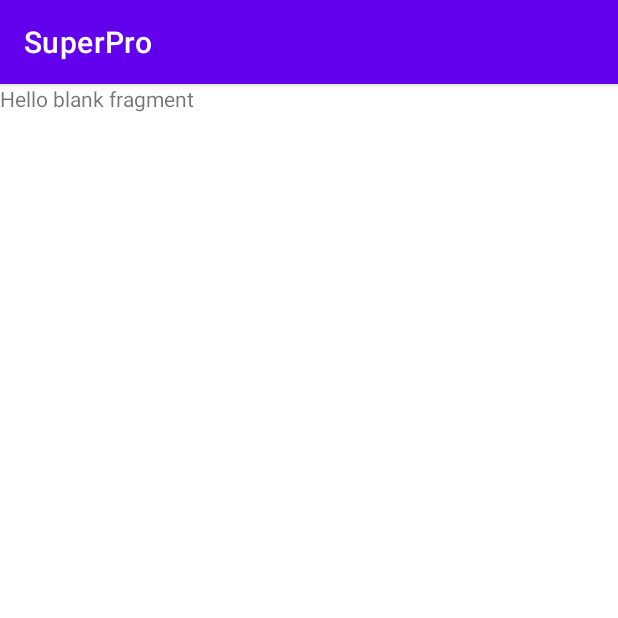
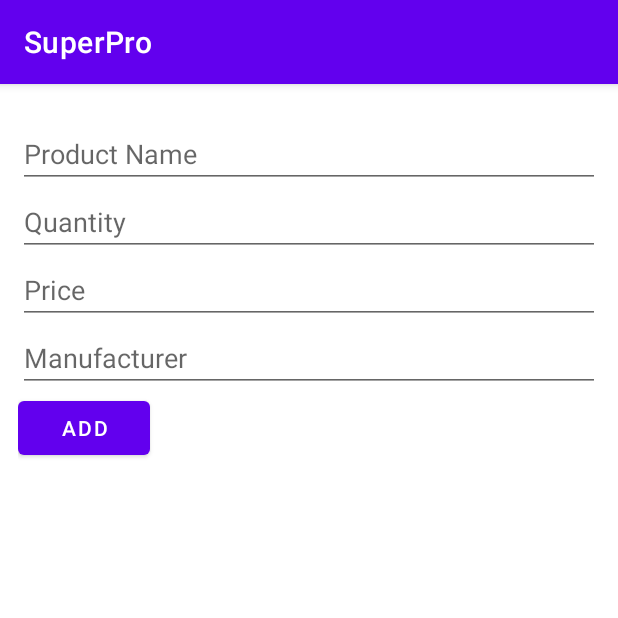
Before and after one commit to ernestkoko/SuperPro, an Android app: the NewProductFragment screen opened through its navigation route, on a phone screen of 412 x 824 dp, the top half of it. Run offline under Robolectric (Android 15) with nearby library versions, the phone set to English and light mode, and no system bars; our stand-ins replace Room's generated code, data binding, navigation-ui.

Commit message:
Added onClickListener call back

```diff
--- a/app/src/main/java/com/ernestkoko/superpro/MainActivity.kt
+++ b/app/src/main/java/com/ernestkoko/superpro/MainActivity.kt
@@ -3,14 +3,22 @@ package com.ernestkoko.superpro
 
 import android.os.Bundle
 import androidx.appcompat.app.AppCompatActivity
+import androidx.navigation.findNavController
+import androidx.navigation.ui.AppBarConfiguration
+import androidx.navigation.ui.setupActionBarWithNavController
 
 
 class MainActivity : AppCompatActivity() {
+    private lateinit var appBarConfiguration: AppBarConfiguration
 
     override fun onCreate(savedInstanceState: Bundle?) {
         super.onCreate(savedInstanceState)
+         setContentView(R.layout.activity_main)
+//        val navController = findNavController(R.id.nav_host_fragment)
+//        appBarConfiguration = AppBarConfiguration(navController.graph)
+//        setupActionBarWithNavController(navController,appBarConfiguration)
 
-         setContentView(R.layout.activity_main)
+       // val appBarConfiguration= AppBarConfiguration(setOf(R.id.navigation),R.id.main_drawer_layout)
 
     }
 }
--- a/app/src/main/java/com/ernestkoko/superpro/adapter/ProductListAdapter.kt
+++ b/app/src/main/java/com/ernestkoko/superpro/adapter/ProductListAdapter.kt
@@ -2,52 +2,36 @@ package com.ernestkoko.superpro.adapter
 
 import android.view.LayoutInflater
 import android.view.ViewGroup
-import android.widget.ImageView
+import androidx.recyclerview.widget.DiffUtil
 
 import androidx.recyclerview.widget.ListAdapter
 import androidx.recyclerview.widget.RecyclerView
-import com.ernestkoko.superpro.R
 import com.ernestkoko.superpro.data.Product
 import com.ernestkoko.superpro.databinding.ProductRecyclerItemBinding
-import com.ernestkoko.superpro.screens.products.ProductsDiffCallback
+
 // ListAdapter takes care of the list.
 //It figures out the getItemCount also
-class ProductListAdapter: ListAdapter<Product, ProductListAdapter.ProductViewHolder>(ProductsDiffCallback()) {
-   // val inflater: LayoutInflater = LayoutInflater.from(context)
+class ProductListAdapter(
+    val clickListener: ProductClickListener
+) : ListAdapter<Product, ProductListAdapter.ProductViewHolder>(ProductsDiffCallback()) {
+    // val inflater: LayoutInflater = LayoutInflater.from(context)
     private var products = emptyList<Product>() //cached copy of products
 
-//        set(value) {
-//            field = value
-//            //triggers when data changes
-//           // notifyDataSetChanged()
-//        }
+    override fun onBindViewHolder(holder: ProductViewHolder, position: Int) {
+        //let the binding class know about the click listener
+        holder.bind(getItem(position)!!, clickListener)
+        //getItem() is provided by ListAdapter
+        val currentProduct = getItem(position)
 
+        holder.bind(currentProduct, clickListener)
+    }
 
 
     override fun onCreateViewHolder(parent: ViewGroup, viewType: Int): ProductViewHolder {
 
         return ProductViewHolder.from(parent)
-
     }
 
-//    override fun getItemCount(): Int {
-//
-//        return products.size
-//    }
-
-    override fun onBindViewHolder(holder: ProductViewHolder, position: Int) {
-
-        //getItem() is provided by ListAdapter
-        val currentProduct = getItem(position)
-
-        holder.bind(currentProduct)
-    }
-
-    //extension function
-//    private fun ProductViewHolder.bind(currentProduct: Product) {
-//        productName?.text = currentProduct.productName
-//       productManufacturer?.text = currentProduct.prodManufacturer
-//    }
 
     internal fun setProducts(products: List<Product>) {
         this.products = products
@@ -56,19 +40,23 @@ class ProductListAdapter: ListAdapter<Product, ProductListAdapter.ProductViewHol
 
 
     //The view holder class
-     class ProductViewHolder  private constructor (val binding: ProductRecyclerItemBinding)
-        : RecyclerView.ViewHolder(binding.root) {
-        val productImage: ImageView = binding.productImage
+    class ProductViewHolder private constructor(val binding: ProductRecyclerItemBinding) :
+        RecyclerView.ViewHolder(binding.root) {
+        // val productImage: ImageView = binding.productImage
         //val productName: TextView = itemView.findViewById(R.id.product_name)
 
         //responsible for binding the views
-        fun bind(currentProduct: Product) {
+        fun bind(
+            currentProduct: Product,
+            clickListener: ProductClickListener
+        ) {
             binding.product = currentProduct
+            binding.clickListener = clickListener
             binding.executePendingBindings()
         }
 
         companion object {
-            fun from( parent: ViewGroup): ProductViewHolder {
+            fun from(parent: ViewGroup): ProductViewHolder {
                 val layoutInflater = LayoutInflater.from(parent.context)
                 val binding = ProductRecyclerItemBinding.inflate(layoutInflater, parent, false)
                 return ProductViewHolder(binding)
@@ -79,5 +67,24 @@ class ProductListAdapter: ListAdapter<Product, ProductListAdapter.ProductViewHol
     }
 
 
+}
+
+class ProductsDiffCallback : DiffUtil.ItemCallback<Product>() {
+    override fun areItemsTheSame(oldItem: Product, newItem: Product): Boolean {
+        //returns true if the two items have same id, false otherwise
+        return oldItem.id == newItem.id
+
+    }
+
+    override fun areContentsTheSame(oldItem: Product, newItem: Product): Boolean {
+
+        //checks if the contents of an item has changed
+        return oldItem == newItem
+    }
 
 }
+
+//click listener
+class ProductClickListener(val clickListener: (productId: Long) -> Unit) {
+    fun onClick(product: Product) = clickListener(product.id)
+}
--- a/app/src/main/java/com/ernestkoko/superpro/data/Products.kt
+++ b/app/src/main/java/com/ernestkoko/superpro/data/Products.kt
@@ -6,7 +6,7 @@ import androidx.room.PrimaryKey
 @Entity(tableName = "products_table")
 data class Product(
     @PrimaryKey(autoGenerate = true)
-    var id: Long= 0L,
+    val id: Long = 0,
     @ColumnInfo(name = "products_name")
     var productName: String?,
     @ColumnInfo(name = "manufacturer")
--- a/app/src/main/java/com/ernestkoko/superpro/data/ProductsDao.kt
+++ b/app/src/main/java/com/ernestkoko/superpro/data/ProductsDao.kt
@@ -10,7 +10,7 @@ interface ProductsDao {
     fun getProductsByName(): LiveData<List<Product>>
 
     // insert a product in the table. suspend keeps the operation will when it can perform
-    @Insert(onConflict = OnConflictStrategy.IGNORE)
+    @Insert(onConflict = OnConflictStrategy.REPLACE)
     suspend fun insert(product: Product )
     //update product
     @Update
--- a/app/src/main/java/com/ernestkoko/superpro/screens/newproducts/NewProductFragment.kt
+++ b/app/src/main/java/com/ernestkoko/superpro/screens/newproducts/NewProductFragment.kt
@@ -1,16 +1,24 @@
 package com.ernestkoko.superpro.screens.newproducts
 
 import android.os.Bundle
+import android.util.Log
 import androidx.fragment.app.Fragment
 import android.view.LayoutInflater
 import android.view.View
 import android.view.ViewGroup
+import androidx.databinding.DataBindingUtil
+import androidx.lifecycle.ViewModelProvider
 import com.ernestkoko.superpro.R
+import com.ernestkoko.superpro.data.Product
+import com.ernestkoko.superpro.databinding.FragmentNewProductBinding
 
 /**
  * A simple [Fragment] subclass.
  */
 class NewProductFragment : Fragment() {
+//    private var _binding: FragmentNewProductBinding? = null
+//    private val binding get() = _binding!!
+
 
 
     override fun onCreateView(
@@ -18,7 +26,32 @@ class NewProductFragment : Fragment() {
         savedInstanceState: Bundle?
     ): View? {
         // Inflate the layout for this fragment
-        return inflater.inflate(R.layout.fragment_new_product, container, false)
+        val binding: FragmentNewProductBinding = DataBindingUtil.
+        inflate(layoutInflater,R.layout.fragment_new_product,container, false)
+        //create the application
+        val application = requireNotNull(this.activity).application
+        //create the viewModel factory
+        val viewModelFactory = NewProductViewModelFactory(application)
+        //create the viewModel from the factory
+        val viewModel = ViewModelProvider(this, viewModelFactory)
+            .get(NewProductViewModel::class.java)
+
+        binding.addButton.setOnClickListener{
+         //  val product1 = Product(3, "Efe","ER")
+//            product.prodManufacturer
+           val name = binding.productNameEdit.text.toString()
+           var manufacturer = binding.productManufacturerEdit.text.toString()
+
+
+           // viewModel.insert(Product(1,"Mango", "Farm"))
+            viewModel.insert(Product(0, name, manufacturer))
+            Log.i("NewProduct", "New Product with name ${name} inserted")
+        }
+
+
+
+
+        return binding.root
     }
 
 }
--- /dev/null
+++ b/app/src/main/java/com/ernestkoko/superpro/screens/newproducts/NewProductViewModel.kt
@@ -0,0 +1,36 @@
+package com.ernestkoko.superpro.screens.newproducts
+
+import android.app.Application
+import androidx.lifecycle.AndroidViewModel
+import androidx.lifecycle.viewModelScope
+import com.ernestkoko.superpro.data.Product
+import com.ernestkoko.superpro.data.ProductDatabase
+import com.ernestkoko.superpro.data.ProductRepository
+import com.ernestkoko.superpro.data.ProductsDao
+import kotlinx.coroutines.CoroutineScope
+import kotlinx.coroutines.Dispatchers
+import kotlinx.coroutines.Job
+import kotlinx.coroutines.launch
+
+class NewProductViewModel(
+     application: Application): AndroidViewModel(application){
+    private val dataSource: ProductsDao
+    private val repository: ProductRepository
+
+
+    //create a job
+    private var viewModeJob= Job()
+
+    //create a scope to launch coroutine on the ui thread
+    private val uiScope = CoroutineScope(Dispatchers.Main + viewModeJob)
+    init {
+        val productDao = ProductDatabase.getDataBase(application).productDao()
+        repository = ProductRepository(productDao)
+        dataSource = ProductDatabase.getDataBase(getApplication()).productDao()
+    }
+
+    fun insert(product: Product)= viewModelScope.launch(Dispatchers.IO){
+            repository.insert(product)
+    }
+
+}
--- /dev/null
+++ b/app/src/main/java/com/ernestkoko/superpro/screens/newproducts/NewProductViewModelFactory.kt
@@ -0,0 +1,17 @@
+package com.ernestkoko.superpro.screens.newproducts
+
+import android.app.Application
+import androidx.lifecycle.ViewModel
+import androidx.lifecycle.ViewModelProvider
+import java.lang.IllegalArgumentException
+
+class NewProductViewModelFactory(private val application: Application): ViewModelProvider.Factory{
+    override fun <T : ViewModel?> create(modelClass: Class<T>): T {
+        if (modelClass.isAssignableFrom(NewProductViewModel::class.java)){
+            return NewProductViewModel(application) as T
+        }
+        throw IllegalArgumentException("Unknown ViewModel class")
+
+    }
+
+}
--- a/app/src/main/java/com/ernestkoko/superpro/screens/products/ProductViewModel.kt
+++ b/app/src/main/java/com/ernestkoko/superpro/screens/products/ProductViewModel.kt
@@ -7,64 +7,36 @@ import androidx.lifecycle.MutableLiveData
 import androidx.lifecycle.viewModelScope
 import com.ernestkoko.superpro.data.Product
 import com.ernestkoko.superpro.data.ProductDatabase
+import com.ernestkoko.superpro.data.ProductRepository
 
 import com.ernestkoko.superpro.data.ProductsDao
 import kotlinx.coroutines.*
 
 class ProductViewModel(
-    val dataSource: ProductsDao, application:Application): AndroidViewModel(application) {
+    application:Application): AndroidViewModel(application) {
+    private val repository: ProductRepository
     //private val repository: ProductRepository
     //job allows us cancel the coroutine when the coroutine is no longer needed
     private var viewModelJob = Job()
     // the dispatcher determines the thread the coroutine runs on
     private val uiScope = CoroutineScope(Dispatchers.Main + viewModelJob)
-    val allProducts = dataSource.getProductsByName()
+   // val allProducts = dataSource.getProductsByName()
+    val allProducts1: LiveData<List<Product>>
 
     private var products = MutableLiveData<Product?>()
    // private val products = database.getAllProductsById()
     init {
-        val productDao = ProductDatabase.getDataBase(application).productDao()
-//        repository = ProductRepository(productDao)
-//        allProducts = repository.getProductByName()
-        initializeProduct()
-    }
-    fun insert(product: Product){
-        viewModelScope.launch(Dispatchers.IO){
-           // repository.insert(product)
-        }
+       val productDao = ProductDatabase.getDataBase(application).productDao()
+       repository = ProductRepository(productDao)
+       allProducts1 = repository.getAllProducts
     }
 
-    private fun initializeProduct(){
-        uiScope.launch {
-            products.value = getProductFromDatabase()
-        }
-    }
-    private suspend fun getProductFromDatabase(): Product?{
-        return withContext(Dispatchers.IO){
-            var product = dataSource.getAProduct()
-            if (product != null) product else null
-        }
-    }
-
-    //get the repository
-//    private val repository: ProductRepository
-    // Using LiveData and caching what getAllProducts returns has several benefits:
-    // - We can put an observer on the data (instead of polling for changes) and only update the
-    //   the UI when the data actually changes.
-//    // - Repository is completely separated from the UI through the ViewModel.
-//    val allProducts: LiveData<List<Product>>
-//    init {
-//        val productDao = ProductDatabase.getDataBase(application).productDao()
-//        repository = ProductRepository(productDao)
-//        allProducts = repository.getAllProducts
+//    fun insert(product: Product){
+//        viewModelScope.launch(Dispatchers.IO){
+//           // repository.insert(product)
+//        }
 //    }
 
-    /**
-     * Launching a new coroutine to insert the data in a non-blocking way
-     */
-//    fun insert(product: Product) = viewModelScope.launch(Dispatchers.IO){
-//        repository.insert(product)
-//    }
 
     override fun onCleared() {
         super.onCleared()
--- a/app/src/main/java/com/ernestkoko/superpro/screens/products/ProductsFragment.kt
+++ b/app/src/main/java/com/ernestkoko/superpro/screens/products/ProductsFragment.kt
@@ -2,10 +2,13 @@ package com.ernestkoko.superpro.screens.products
 
 import android.app.Application
 import android.os.Bundle
+import android.util.Log
 import androidx.fragment.app.Fragment
 import android.view.LayoutInflater
 import android.view.View
 import android.view.ViewGroup
+import android.widget.Toast
+import androidx.databinding.DataBindingUtil
 import androidx.lifecycle.Observer
 import androidx.lifecycle.ViewModelProvider
 import androidx.navigation.findNavController
@@ -13,6 +16,7 @@ import androidx.recyclerview.widget.DiffUtil
 import androidx.recyclerview.widget.LinearLayoutManager
 import androidx.recyclerview.widget.RecyclerView
 import com.ernestkoko.superpro.R
+import com.ernestkoko.superpro.adapter.ProductClickListener
 import com.ernestkoko.superpro.adapter.ProductListAdapter
 import com.ernestkoko.superpro.data.Product
 import com.ernestkoko.superpro.data.ProductDatabase
@@ -24,34 +28,45 @@ import com.ernestkoko.superpro.databinding.FragmentProductsBinding
  * A simple [Fragment] subclass.
  */
 class ProductsFragment : Fragment() {
-   private var _binding: FragmentProductsBinding? = null
-    private val binding get() = _binding!!
+//   private var _binding: FragmentProductsBinding? = null
+//    private val binding get() = _binding!!
 
 
     override fun onCreateView(
         inflater: LayoutInflater, container: ViewGroup?,
         savedInstanceState: Bundle? ): View? {
         // Inflate the layout for this fragment
-       _binding = FragmentProductsBinding.inflate(inflater,container, false)
+       val binding: FragmentProductsBinding =
+           DataBindingUtil.inflate(inflater,R.layout.fragment_products,container, false)
 
 
         //get the application context. requiredNotNull throws illegal arg exception if it is null
         val application = requireNotNull(this.activity).application
-        val dataSource = ProductDatabase.getDataBase(application).productDao()
+       // val dataSource = ProductDatabase.getDataBase(application).productDao()
         //create the view model instance
-        val viewModelFactory = ProductsViewModelFactory( dataSource,application)
+        val viewModelFactory = ProductsViewModelFactory(application)
         //create the view model
         val viewModel = ViewModelProvider(this, viewModelFactory)
             .get(ProductViewModel::class.java)
+        binding.productsViewModel = viewModel
+        binding.setLifecycleOwner(this)
 
-        binding.recyclerView.layoutManager = LinearLayoutManager(context, RecyclerView.VERTICAL, false)
+        binding.recyclerView.layoutManager = LinearLayoutManager(activity, RecyclerView.VERTICAL, false)
+        val adapter = ProductListAdapter(ProductClickListener {
+            productId -> Toast.makeText(context, "${productId}", Toast.LENGTH_LONG).show()
+        })
+        binding.recyclerView.adapter = adapter
+       // val layoutManager = LinearLayoutManager(activity)
 
-        val adapter = ProductListAdapter()
-        binding.recyclerView.adapter = adapter
-        viewModel.allProducts.observe(viewLifecycleOwner, Observer {
+
+
+
+        viewModel.allProducts1.observe(viewLifecycleOwner, Observer {
             it?.let {
                 //listAdapter uses submitList()
                adapter.submitList(it)
+
+                Log.i("ProductsFrag", it.toString())
             }
 
         })
@@ -63,13 +78,6 @@ class ProductsFragment : Fragment() {
            view.findNavController().navigate(R.id.action_productsFragment_to_newProductFragment)
        }
 
-//        viewModel.allProducts.observe(viewLifecycleOwner, Observer { words ->
-//            words?.let {
-//                if (adapter != null) {
-//                    adapter.setProducts(it)
-//                }
-//            }
-//        })
 
 
 
@@ -77,24 +85,5 @@ class ProductsFragment : Fragment() {
 
     }
 
-    override fun onDestroyView() {
-        super.onDestroyView()
-        _binding = null
-    }
-}
-
-//this class compares what changes in recycler view and make a smooth update
-class ProductsDiffCallback: DiffUtil.ItemCallback<Product>(){
-    override fun areItemsTheSame(oldItem: Product, newItem: Product): Boolean {
-        //returns true if the two items have same id, false otherwise
-        return oldItem.id == newItem.id
-
-    }
-
-    override fun areContentsTheSame(oldItem: Product, newItem: Product): Boolean {
-
-        //checks if the contents of an item has changed
-        return  oldItem == newItem
-    }
 
 }
--- a/app/src/main/java/com/ernestkoko/superpro/screens/products/ProductsViewModelFactory.kt
+++ b/app/src/main/java/com/ernestkoko/superpro/screens/products/ProductsViewModelFactory.kt
@@ -6,14 +6,12 @@ import androidx.lifecycle.ViewModelProvider
 import com.ernestkoko.superpro.data.ProductsDao
 import java.lang.IllegalArgumentException
 
-class ProductsViewModelFactory (
-    private val dataSource: ProductsDao,
-    private val application: Application): ViewModelProvider.Factory{
+class ProductsViewModelFactory (private val application: Application): ViewModelProvider.Factory{
     @Suppress("unchecked_cast")
     override fun <T : ViewModel?> create(modelClass: Class<T>): T {
         if (modelClass.isAssignableFrom(ProductViewModel::class.java)){
             return ProductViewModel(
-                dataSource, application
+                 application
             ) as T
         }
         throw  IllegalArgumentException("Unknown viewModel class")
--- a/app/src/main/res/layout/activity_main.xml
+++ b/app/src/main/res/layout/activity_main.xml
@@ -1,21 +1,25 @@
 <?xml version="1.0" encoding="utf-8"?>
-<layout xmlns:android="http://schemas.android.com/apk/res/android"
-    xmlns:app="http://schemas.android.com/apk/res-auto">
-<androidx.constraintlayout.widget.ConstraintLayout
+<androidx.drawerlayout.widget.DrawerLayout xmlns:android="http://schemas.android.com/apk/res/android"
+    xmlns:app="http://schemas.android.com/apk/res-auto"
     android:layout_height="match_parent"
-    android:layout_width="match_parent">
+    android:layout_width="match_parent"
+    android:id="@+id/main_drawer_layout"
+    android:fitsSystemWindows="true">
 
-    <fragment
-        android:id="@+id/nav_host_fragment"
-        android:name="androidx.navigation.fragment.NavHostFragment"
-        android:layout_width="match_parent"
+        <fragment
+            android:id="@+id/nav_host_fragment"
+            android:name="androidx.navigation.fragment.NavHostFragment"
+            android:layout_width="match_parent"
+            android:layout_height="match_parent"
+            app:defaultNavHost="true"
+            app:navGraph="@navigation/navigation" />
+    <!-- Container for contents of drawer - use NavigationView to make configuration easier -->
+    <com.google.android.material.navigation.NavigationView
+        android:id="@+id/nav_view"
+        android:layout_width="wrap_content"
         android:layout_height="match_parent"
-        app:defaultNavHost="true"
-        app:navGraph="@navigation/navigation"
-        app:layout_constraintTop_toTopOf="parent"
-        app:layout_constraintLeft_toLeftOf="parent"
-        app:layout_constraintRight_toRightOf="parent"
-        app:layout_constraintBottom_toBottomOf="parent"/>
+        android:layout_gravity="start"
+        android:fitsSystemWindows="true" />
 
-</androidx.constraintlayout.widget.ConstraintLayout>
-</layout>
+
+</androidx.drawerlayout.widget.DrawerLayout>
--- a/app/src/main/res/layout/fragment_new_product.xml
+++ b/app/src/main/res/layout/fragment_new_product.xml
@@ -1,16 +1,52 @@
 <?xml version="1.0" encoding="utf-8"?>
-<layout>
-<FrameLayout xmlns:android="http://schemas.android.com/apk/res/android"
-    xmlns:tools="http://schemas.android.com/tools"
+<layout  xmlns:android="http://schemas.android.com/apk/res/android"
+    xmlns:tools="http://schemas.android.com/tools">
+    <data>
+
+    </data>
+<ScrollView
     android:layout_width="match_parent"
     android:layout_height="match_parent"
     tools:context=".screens.newproducts.NewProductFragment">
+    <LinearLayout
+        android:layout_width="match_parent"
+        android:layout_height="wrap_content"
+        android:orientation="vertical"
+        android:layout_marginTop="@dimen/margin_24dp"
+        android:layout_marginEnd="@dimen/margin_12dp"
+        android:layout_marginStart="@dimen/margin_12dp"
+        android:layout_marginBottom="@dimen/margin_24dp">
+        <EditText
+            android:id="@+id/product_name_edit"
+            android:layout_width="match_parent"
+            android:layout_height="match_parent"
+            android:hint="@string/product_name" />
+        <EditText
+            android:id="@+id/product_quantity_edit"
+            android:layout_width="match_parent"
+            android:layout_height="match_parent"
+            android:inputType="number|numberDecimal"
+            android:hint="@string/quantity" />
+        <EditText
+            android:id="@+id/product_price_edit"
+            android:layout_width="match_parent"
+            android:layout_height="match_parent"
+            android:hint="Price" />
+        <EditText
+            android:id="@+id/product_manufacturer_edit"
+            android:layout_width="match_parent"
+            android:layout_height="match_parent"
+            android:hint="Manufacturer" />
+        <Button
+            android:id="@+id/add_button"
+            android:layout_width="wrap_content"
+            android:layout_height="wrap_content"
+            android:text="Add"/>
 
-    <!-- TODO: Update blank fragment layout -->
-    <TextView
-        android:layout_width="match_parent"
-        android:layout_height="match_parent"
-        android:text="@string/hello_blank_fragment" />
+    </LinearLayout>
 
-</FrameLayout>
+
+
+
+</ScrollView>
 </layout>
--- a/app/src/main/res/navigation/navigation.xml
+++ b/app/src/main/res/navigation/navigation.xml
@@ -17,7 +17,7 @@
     <fragment
         android:id="@+id/newProductFragment"
         android:name="com.ernestkoko.superpro.screens.newproducts.NewProductFragment"
-        android:label="fragment_new_product"
+        android:label="@string/new_product"
         tools:layout="@layout/fragment_new_product" >
         <action
             android:id="@+id/action_newProductFragment_to_productsFragment"
--- /dev/null
+++ b/app/src/main/res/values/dimens.xml
@@ -0,0 +1,5 @@
+<?xml version="1.0" encoding="utf-8"?>
+<resources>
+    <dimen name="margin_12dp">12dp</dimen>
+    <dimen name="margin_24dp">24dp</dimen>
+</resources>
--- a/app/src/main/res/values/strings.xml
+++ b/app/src/main/res/values/strings.xml
@@ -4,4 +4,7 @@
 
     <!-- TODO: Remove or change this placeholder text -->
     <string name="hello_blank_fragment">Hello blank fragment</string>
+    <string name="product_name">Product Name</string>
+    <string name="quantity">Quantity</string>
+    <string name="new_product">New Product</string>
 </resources>
```
Also changed, not shown: app/src/main/java/com/ernestkoko/superpro/data/ProductRepository.kt (+25 -25 lines), app/src/main/res/layout/fragment_products.xml (+16 -4 lines), app/src/main/res/layout/product_recycler_item.xml (+12 -9 lines).
